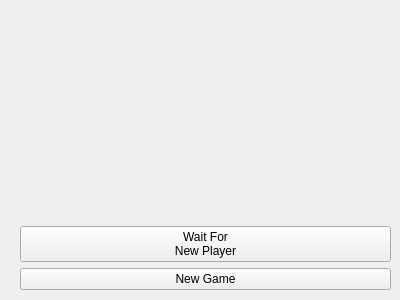
CarstenGorkow/PySnake_by_carsten, file PyQt_Gui/Widget_Ui_game_over.ui: the form before one commit.
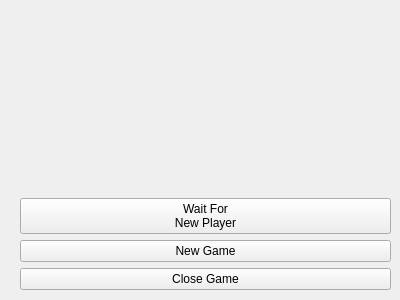
The form after the commit.

What changed in the file:
```diff
--- a/PyQt_Gui/Widget_Ui_game_over.ui
+++ b/PyQt_Gui/Widget_Ui_game_over.ui
@@ -48,6 +48,13 @@
       </property>
      </widget>
     </item>
+    <item>
+     <widget class="QPushButton" name="push_button_close_game">
+      <property name="text">
+       <string>Close Game</string>
+      </property>
+     </widget>
+    </item>
    </layout>
   </widget>
  </widget>
```
Left out of the diff: 2 changed lines with no effect on the pictures.
